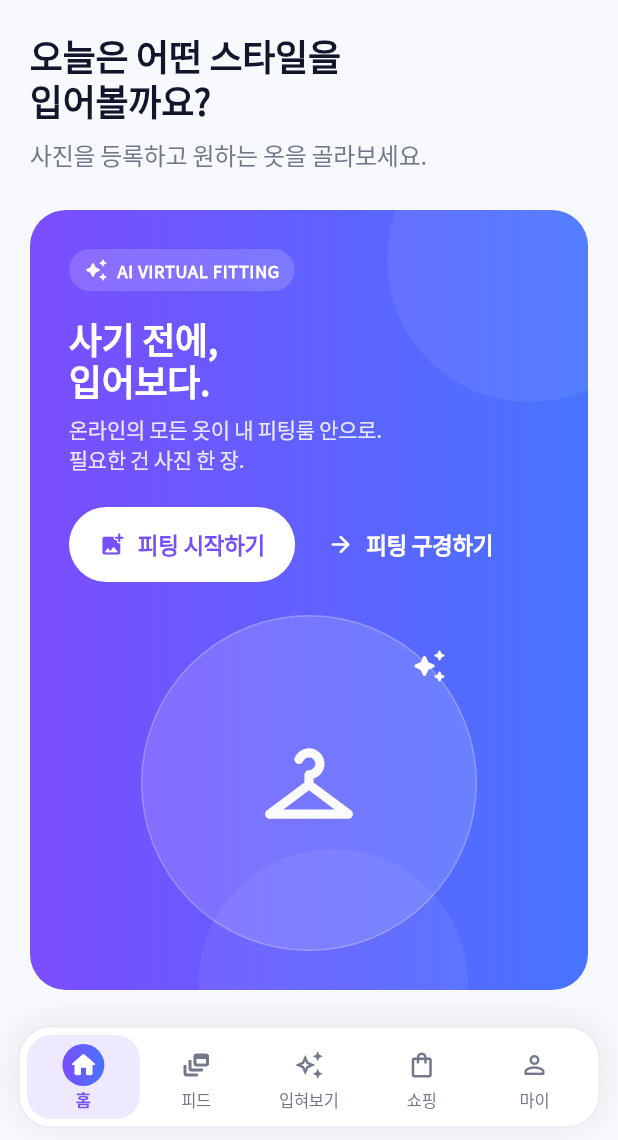
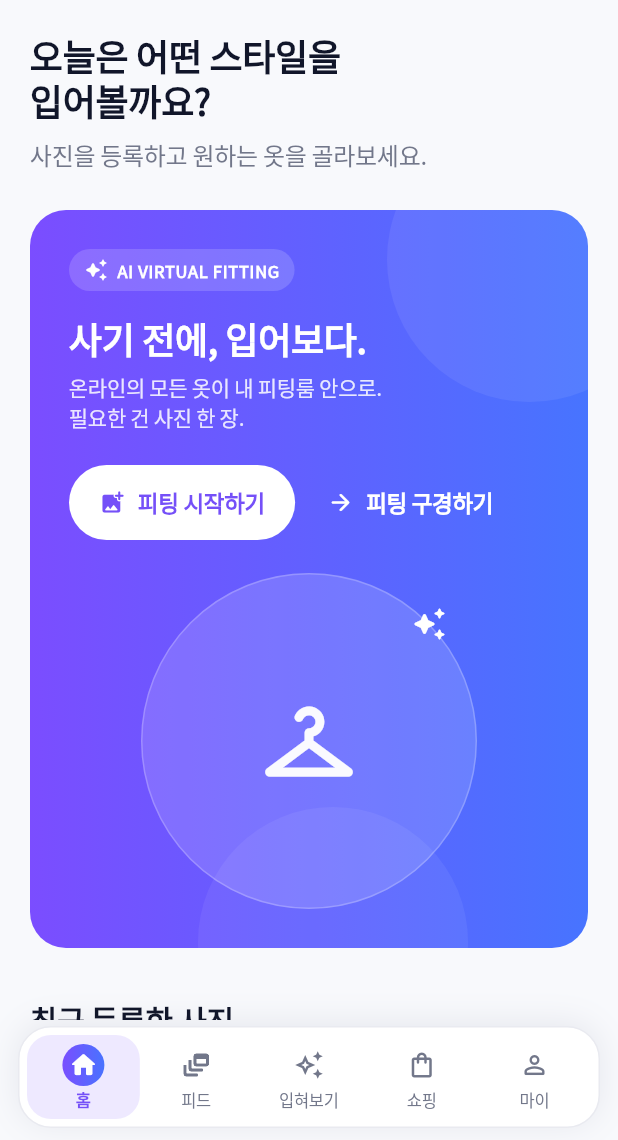
Before and after one commit to Boolean-codegate/Otfit, a Flutter app: the HomeScreen screen opened by its route, on a phone screen of 412 x 824 dp, the part 96-1236 px from its top. Run offline on Flutter 3.47's test engine with Material 3 defaults, Android fonts, the phone set to English and light mode, and no system bars; our stand-ins replace dio, flutter_riverpod, flutter_secure_storage, go_router, google_fonts, image_picker; accounts and stored records are empty.

Commit message:
chore: 홈 헤드라인 한 줄 고정 ('사기 전에, 입어보다.')
Co-Authored-By: Claude Fable 5 <noreply@anthropic.com>

```diff
--- a/frontend/lib/features/home/widgets/home_hero_card.dart
+++ b/frontend/lib/features/home/widgets/home_hero_card.dart
@@ -63,12 +63,17 @@ class HomeHeroCard extends StatelessWidget {
                     ),
                   ),
                   const SizedBox(height: 18),
-                  Text(
-                    '사기 전에,\n입어보다.',
-                    style: textTheme.headlineMedium?.copyWith(
-                      color: AppColors.surface,
-                      fontWeight: FontWeight.w900,
-                      height: 1.15,
+                  FittedBox(
+                    fit: BoxFit.scaleDown,
+                    alignment: Alignment.centerLeft,
+                    child: Text(
+                      '사기 전에, 입어보다.',
+                      maxLines: 1,
+                      style: textTheme.headlineMedium?.copyWith(
+                        color: AppColors.surface,
+                        fontWeight: FontWeight.w900,
+                        height: 1.15,
+                      ),
                     ),
                   ),
                   const SizedBox(height: 8),
```
